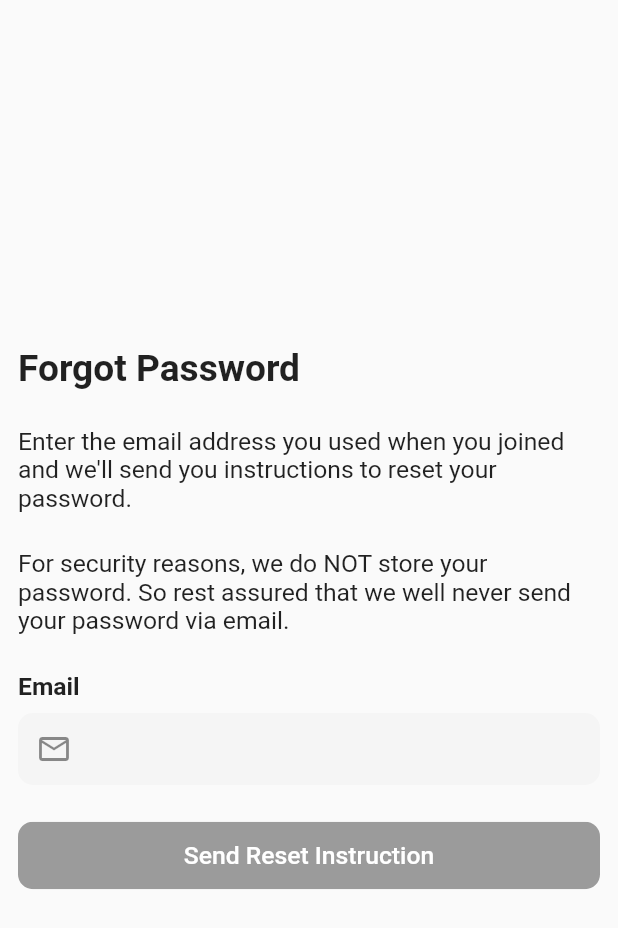
After one commit to truyen-le/project_template, a Flutter app: the ForgotPasswordPage screen opened directly, on a phone screen of 412 x 824 dp. The commit adds this screen. Shown: the top 928 px of the screen. Run offline on Flutter 3.47's test engine with Material 2 defaults, Android fonts, the phone set to English and light mode, and no system bars; our stand-ins replace bloc, equatable, eva_icons_flutter, firebase_auth, firebase_core, flutter_bloc and 2 more; missing offline and left inert: pedantic; accounts and stored records are empty.

Commit message:
Add Forgot Password Page withh working BLoC

```diff
--- a/lib/core/authentication/repositories/authentication_repository.dart
+++ b/lib/core/authentication/repositories/authentication_repository.dart
@@ -13,6 +13,9 @@ class LogInWithEmailAndPasswordFailure implements Exception {}
 
 /// Thrown during the sign in with google process if a failure occurs.
 class LogInWithGoogleFailure implements Exception {}
+
+/// Thrown during the send password reset email process if a failure occurs.
+class SendPasswordResetEmailFailure implements Exception {}
 
 /// Thrown during the logout process if a failure occurs.
 class LogOutFailure implements Exception {}
@@ -96,6 +99,22 @@ class AuthenticationRepository {
     }
   }
 
+  /// Send password reset with the provided [email].
+  ///
+  /// Throws a [SendPasswordResetEmailFailure] if an exception occurs.
+  Future<void> sendPasswordResetEmail({
+    @required String email,
+  }) async {
+    assert(email != null);
+    try {
+      await _firebaseAuth.sendPasswordResetEmail(
+        email: email,
+      );
+    } on Exception {
+      throw SendPasswordResetEmailFailure();
+    }
+  }
+
   /// Signs out the current user which will emit
   /// [User.empty] from the [user] Stream.
   ///
--- /dev/null
+++ b/lib/modules/forgot_password/bloc/forgot_password_bloc.dart
@@ -0,0 +1,58 @@
+import 'package:equatable/equatable.dart';
+import 'package:flutter_bloc/flutter_bloc.dart';
+import 'package:formz/formz.dart';
+import 'package:meta/meta.dart';
+import 'package:project_template/core/authentication/authentication.dart';
+import 'package:project_template/modules/forgot_password/model/models.dart';
+
+part 'forgot_password_event.dart';
+part 'forgot_password_state.dart';
+
+class ForgotPasswordBloc
+    extends Bloc<ForgotPasswordEvent, ForgotPasswordState> {
+  ForgotPasswordBloc({
+    @required AuthenticationRepository authenticationRepository,
+  })  : assert(authenticationRepository != null),
+        _authenticationRepository = authenticationRepository,
+        super(const ForgotPasswordState());
+
+  final AuthenticationRepository _authenticationRepository;
+
+  @override
+  Stream<ForgotPasswordState> mapEventToState(
+    ForgotPasswordEvent event,
+  ) async* {
+    if (event is ResetEmailChanged) {
+      yield _mapEmailChangedToState(event, state);
+    } else if (event is SendResetPasswordEmail) {
+      yield* _mapSendResetPasswordEmailToState(event, state);
+    }
+  }
+
+  ForgotPasswordState _mapEmailChangedToState(
+    ResetEmailChanged event,
+    ForgotPasswordState state,
+  ) {
+    final email = Email.dirty(event.email);
+    return state.copyWith(
+      email: email,
+      status: Formz.validate([email]),
+    );
+  }
+
+  Stream<ForgotPasswordState> _mapSendResetPasswordEmailToState(
+    SendResetPasswordEmail event,
+    ForgotPasswordState state,
+  ) async* {
+    if (!state.status.isValidated) return;
+    yield state.copyWith(status: FormzStatus.submissionInProgress);
+    try {
+      await _authenticationRepository.sendPasswordResetEmail(
+        email: state.email.value,
+      );
+      yield state.copyWith(status: FormzStatus.submissionSuccess);
+    } on Exception {
+      yield state.copyWith(status: FormzStatus.submissionFailure);
+    }
+  }
+}
--- /dev/null
+++ b/lib/modules/forgot_password/bloc/forgot_password_event.dart
@@ -0,0 +1,21 @@
+part of 'forgot_password_bloc.dart';
+
+abstract class ForgotPasswordEvent extends Equatable {
+  const ForgotPasswordEvent();
+
+  @override
+  List<Object> get props => [];
+}
+
+class ResetEmailChanged extends ForgotPasswordEvent {
+  const ResetEmailChanged(this.email);
+
+  final String email;
+
+  @override
+  List<Object> get props => [email];
+}
+
+class SendResetPasswordEmail extends ForgotPasswordEvent {
+  const SendResetPasswordEmail();
+}
--- /dev/null
+++ b/lib/modules/forgot_password/bloc/forgot_password_state.dart
@@ -0,0 +1,24 @@
+part of 'forgot_password_bloc.dart';
+
+class ForgotPasswordState extends Equatable {
+  const ForgotPasswordState({
+    this.status = FormzStatus.pure,
+    this.email = const Email.pure(),
+  });
+
+  final FormzStatus status;
+  final Email email;
+
+  ForgotPasswordState copyWith({
+    FormzStatus status,
+    Email email,
+  }) {
+    return ForgotPasswordState(
+      status: status ?? this.status,
+      email: email ?? this.email,
+    );
+  }
+
+  @override
+  List<Object> get props => [status, email];
+}
--- /dev/null
+++ b/lib/modules/forgot_password/forgot_password.dart
@@ -0,0 +1,3 @@
+export 'bloc/forgot_password_bloc.dart';
+export 'model/models.dart';
+export 'screens/screens.dart';
--- /dev/null
+++ b/lib/modules/forgot_password/model/email.dart
@@ -0,0 +1,17 @@
+import 'package:formz/formz.dart';
+
+enum EmailValidationError { invalid }
+
+class Email extends FormzInput<String, EmailValidationError> {
+  const Email.pure() : super.pure('');
+  const Email.dirty([String value = '']) : super.dirty(value);
+
+  static final RegExp _emailRegExp = RegExp(
+    r'^[a-zA-Z0-9.!#$%&’*+/=?^_`{|}~-]+@[a-zA-Z0-9-]+(?:\.[a-zA-Z0-9-]+)*$',
+  );
+
+  @override
+  EmailValidationError validator(String value) {
+    return _emailRegExp.hasMatch(value) ? null : EmailValidationError.invalid;
+  }
+}
--- /dev/null
+++ b/lib/modules/forgot_password/model/models.dart
@@ -0,0 +1 @@
+export 'email.dart';
--- /dev/null
+++ b/lib/modules/forgot_password/screens/forgot_password_page.dart
@@ -0,0 +1,148 @@
+import 'package:flutter/material.dart';
+import 'package:flutter_bloc/flutter_bloc.dart';
+import 'package:formz/formz.dart';
+import 'package:project_template/core/authentication/authentication.dart';
+import 'package:project_template/modules/forgot_password/bloc/forgot_password_bloc.dart';
+import 'package:project_template/widgets/input_text_form.dart';
+
+class ForgotPasswordPage extends StatelessWidget {
+  static Route route() {
+    return MaterialPageRoute<void>(builder: (_) => ForgotPasswordPage());
+  }
+
+  @override
+  Widget build(BuildContext context) {
+    final maxHeight = MediaQuery.of(context).size.height;
+    return Scaffold(
+      resizeToAvoidBottomInset: false,
+      body: Padding(
+        padding: EdgeInsets.all(12),
+        child: BlocProvider(
+          create: (context) => ForgotPasswordBloc(
+              authenticationRepository:
+                  RepositoryProvider.of<AuthenticationRepository>(context)),
+          child: Column(
+            mainAxisAlignment: MainAxisAlignment.center,
+            crossAxisAlignment: CrossAxisAlignment.start,
+            children: [
+              Text(
+                'Forgot Password',
+                style: TextStyle(
+                  fontSize: maxHeight * 0.03,
+                  fontWeight: FontWeight.bold,
+                ),
+              ),
+              _ResetInstruction(
+                parentsMaxHeight: maxHeight,
+              ),
+              Text(
+                'Email',
+                style: TextStyle(
+                  fontSize: maxHeight * 0.02,
+                  fontWeight: FontWeight.bold,
+                ),
+              ),
+              _ResetEmailInput(),
+              SizedBox(
+                height: maxHeight * 0.02,
+              ),
+              _SendResetInstructionButton(
+                parentsMaxHeight: maxHeight,
+              )
+            ],
+          ),
+        ),
+      ),
+    );
+  }
+}
+
+class _ResetInstruction extends StatelessWidget {
+  const _ResetInstruction({this.parentsMaxHeight});
+
+  final double parentsMaxHeight;
+
+  @override
+  Widget build(BuildContext context) {
+    return Column(
+      mainAxisAlignment: MainAxisAlignment.center,
+      crossAxisAlignment: CrossAxisAlignment.start,
+      children: [
+        SizedBox(
+          height: parentsMaxHeight * 0.03,
+        ),
+        Text(
+          'Enter the email address you used when you joined and we\'ll send you instructions to reset your password.',
+          style: TextStyle(
+            fontSize: parentsMaxHeight * 0.02,
+          ),
+        ),
+        SizedBox(
+          height: parentsMaxHeight * 0.03,
+        ),
+        Text(
+          'For security reasons, we do NOT store your password. So rest assured that we well never send your password via email.',
+          style: TextStyle(
+            fontSize: parentsMaxHeight * 0.02,
+          ),
+        ),
+        SizedBox(
+          height: parentsMaxHeight * 0.03,
+        ),
+      ],
+    );
+  }
+}
+
+class _ResetEmailInput extends StatelessWidget {
+  @override
+  Widget build(BuildContext context) {
+    return BlocBuilder<ForgotPasswordBloc, ForgotPasswordState>(
+      buildWhen: (previous, current) => previous.email != current.email,
+      builder: (context, state) => InputTextForm(
+        prefixIcon: Icons.email_outlined,
+        isObscureText: false,
+        keyboardType: TextInputType.emailAddress,
+        onChanged: (email) =>
+            context.read<ForgotPasswordBloc>().add(ResetEmailChanged(email)),
+      ),
+    );
+  }
+}
+
+class _SendResetInstructionButton extends StatelessWidget {
+  const _SendResetInstructionButton({this.parentsMaxHeight});
+
+  final double parentsMaxHeight;
+
+  @override
+  Widget build(BuildContext context) {
+    return ClipRRect(
+      borderRadius: BorderRadius.circular(10),
+      child: Container(
+        height: 45,
+        width: double.infinity,
+        child: BlocBuilder<ForgotPasswordBloc, ForgotPasswordState>(
+          buildWhen: (previous, current) => previous.status != current.status,
+          builder: (context, state) => state.status.isSubmissionInProgress
+              ? Center(child: CircularProgressIndicator())
+              : RaisedButton(
+                  color: Colors.blue,
+                  onPressed: state.status.isValidated
+                      ? () => context
+                          .read<ForgotPasswordBloc>()
+                          .add(SendResetPasswordEmail())
+                      : null,
+                  child: Text(
+                    'Send Reset Instruction',
+                    style: TextStyle(
+                      color: Colors.white,
+                      fontSize: parentsMaxHeight * 0.02,
+                    ),
+                  ),
+                ),
+        ),
+      ),
+    );
+  }
+}
--- /dev/null
+++ b/lib/modules/forgot_password/screens/screens.dart
@@ -0,0 +1 @@
+export 'forgot_password_page.dart';
--- a/lib/modules/home/screens/home_page.dart
+++ b/lib/modules/home/screens/home_page.dart
@@ -19,8 +19,8 @@ class HomePage extends StatefulWidget {
 class _HomePageState extends State<HomePage> {
   @override
   Widget build(BuildContext context) {
-    final _navigatorKey = GlobalKey<NavigatorState>();
     return Scaffold(
+      resizeToAvoidBottomInset: false,
       body: Container(
         child: Column(
           mainAxisAlignment: MainAxisAlignment.center,
--- a/lib/modules/login/screens/login_form.dart
+++ b/lib/modules/login/screens/login_form.dart
@@ -3,6 +3,7 @@ import 'package:flutter/gestures.dart';
 import 'package:flutter/material.dart';
 import 'package:flutter_bloc/flutter_bloc.dart';
 import 'package:formz/formz.dart';
+import 'package:project_template/modules/forgot_password/forgot_password.dart';
 import 'package:project_template/modules/login/bloc/login_bloc.dart';
 import 'package:project_template/modules/sign_up/screens/screens.dart';
 import 'package:project_template/widgets/widgets.dart';
@@ -44,7 +45,10 @@ class LoginForm extends StatelessWidget {
                   text: TextSpan(
                     text: 'Forgot Password?',
                     style: TextStyle(color: Colors.blue),
-                    recognizer: TapGestureRecognizer()..onTap = () {},
+                    recognizer: TapGestureRecognizer()
+                      ..onTap = () {
+                        Navigator.of(context).push(ForgotPasswordPage.route());
+                      },
                   ),
                 ),
               ],
@@ -124,6 +128,7 @@ class _EmailInput extends StatelessWidget {
       builder: (context, state) => InputTextForm(
         prefixIcon: Icons.email_outlined,
         isObscureText: false,
+        keyboardType: TextInputType.emailAddress,
         onChanged: (email) =>
             context.read<LoginBloc>().add(LoginEmailChanged(email)),
       ),
@@ -139,6 +144,7 @@ class _PasswordInput extends StatelessWidget {
       builder: (context, state) => InputTextForm(
         prefixIcon: Icons.lock_outline_rounded,
         isObscureText: true,
+        keyboardType: TextInputType.visiblePassword,
         onChanged: (password) =>
             context.read<LoginBloc>().add(LoginPasswordChanged(password)),
       ),
--- a/lib/modules/sign_up/bloc/sign_up_bloc.dart
+++ b/lib/modules/sign_up/bloc/sign_up_bloc.dart
@@ -4,7 +4,6 @@ import 'package:formz/formz.dart';
 import 'package:meta/meta.dart';
 import 'package:project_template/core/authentication/repositories/authentication_repository.dart';
 import 'package:project_template/modules/sign_up/models/models.dart';
-import 'package:project_template/modules/sign_up/models/terms_confirmed.dart';
 
 part 'sign_up_event.dart';
 part 'sign_up_state.dart';
--- a/lib/modules/sign_up/models/models.dart
+++ b/lib/modules/sign_up/models/models.dart
@@ -2,3 +2,4 @@ export 'confirmed_password.dart';
 export 'email.dart';
 export 'name.dart';
 export 'password.dart';
+export 'terms_confirmed.dart';
--- a/lib/modules/sign_up/screens/sign_up_form.dart
+++ b/lib/modules/sign_up/screens/sign_up_form.dart
@@ -101,6 +101,7 @@ class _NameInput extends StatelessWidget {
       builder: (context, state) => InputTextForm(
         prefixIcon: Icons.person_outline,
         isObscureText: false,
+        keyboardType: TextInputType.name,
         onChanged: (name) =>
             context.read<SignUpBloc>().add(SignUpNameChanged(name)),
       ),
@@ -116,6 +117,7 @@ class _EmailInput extends StatelessWidget {
       builder: (context, state) => InputTextForm(
         prefixIcon: Icons.email_outlined,
         isObscureText: false,
+        keyboardType: TextInputType.emailAddress,
         onChanged: (email) =>
             context.read<SignUpBloc>().add(SignUpEmailChanged(email)),
       ),
@@ -131,6 +133,7 @@ class _PasswordInput extends StatelessWidget {
       builder: (context, state) => InputTextForm(
         prefixIcon: Icons.lock_outline_rounded,
         isObscureText: true,
+        keyboardType: TextInputType.visiblePassword,
         onChanged: (password) =>
             context.read<SignUpBloc>().add(SignUpPasswordChanged(password)),
       ),
--- a/lib/widgets/input_text_form.dart
+++ b/lib/widgets/input_text_form.dart
@@ -1,10 +1,15 @@
 import 'package:flutter/material.dart';
 
 class InputTextForm extends StatelessWidget {
-  const InputTextForm({this.prefixIcon, this.isObscureText, this.onChanged});
+  const InputTextForm(
+      {this.prefixIcon,
+      this.isObscureText = false,
+      this.keyboardType,
+      this.onChanged});
 
   final IconData prefixIcon;
   final bool isObscureText;
+  final TextInputType keyboardType;
   final ValueChanged<String> onChanged;
   @override
   Widget build(BuildContext context) {
@@ -16,6 +21,7 @@ class InputTextForm extends StatelessWidget {
         child: TextFormField(
           showCursor: true,
           obscureText: this.isObscureText && !_showText,
+          keyboardType: this.keyboardType,
           decoration: InputDecoration(
             enabledBorder: InputBorder.none,
             focusedBorder: InputBorder.none,
```
